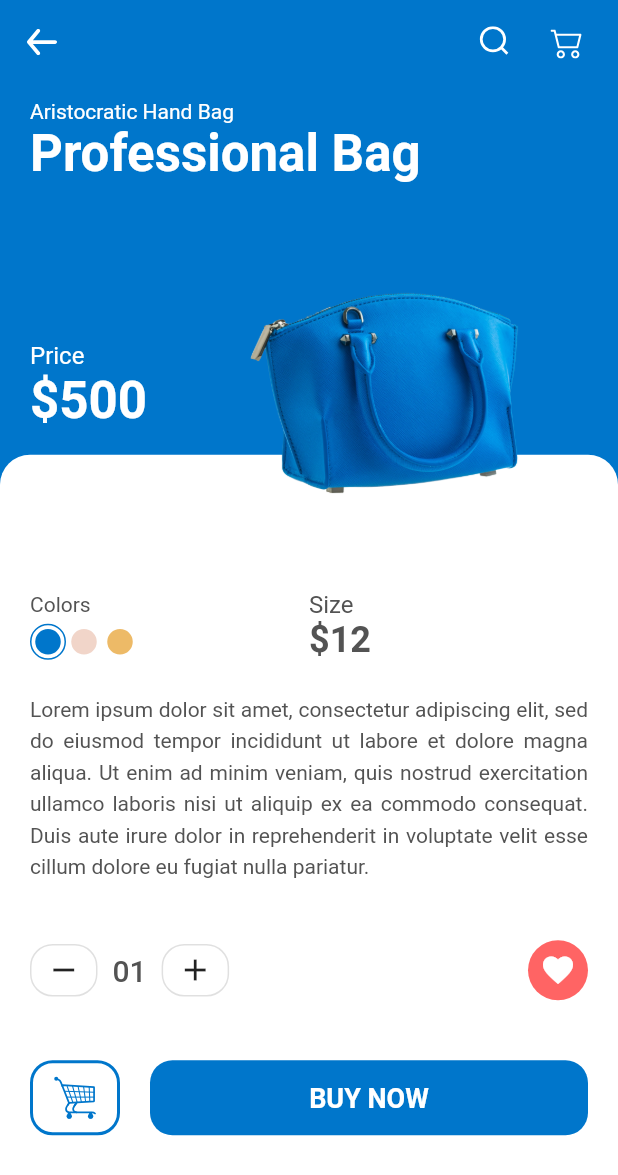
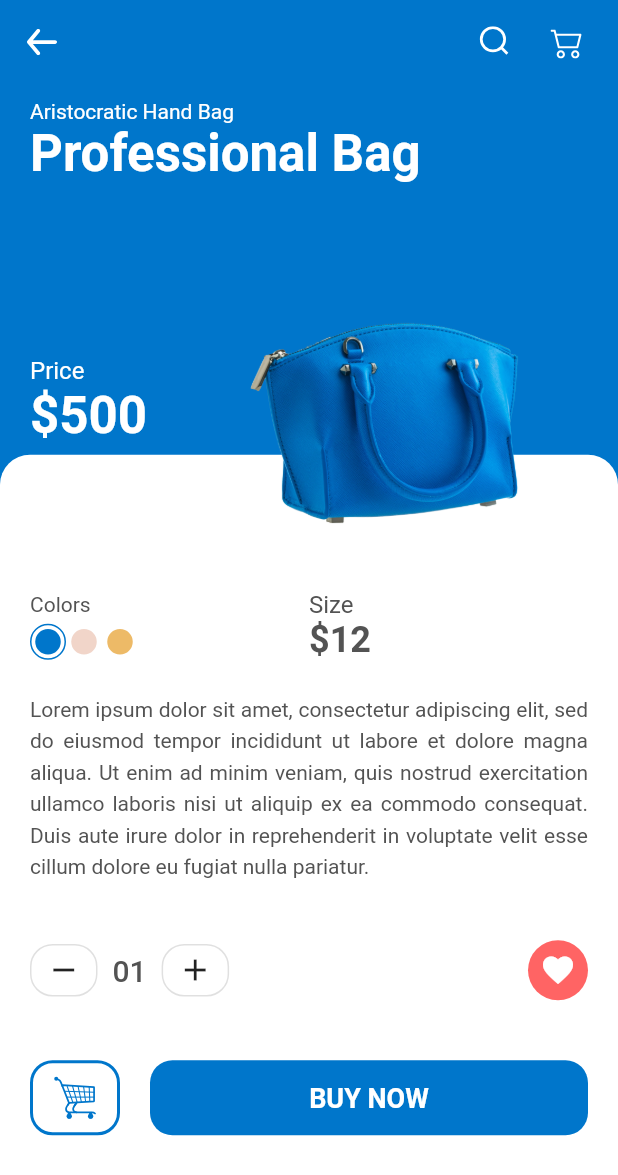
Before and after one commit to avnitambaliya31/Grocery_store, a Flutter app: the screen it shows after launch, after a tap on "Professional Bag", on a phone screen of 412 x 824 dp. Shown: the top 1175 px of the screen. Run offline on Flutter 3.47's test engine with Material 2 defaults, Android fonts, the phone set to English and light mode, and no system bars; our stand-ins replace flutter_svg.

Commit message:
Update detail_page.dart

```diff
--- a/lib/home_page/detail_page.dart
+++ b/lib/home_page/detail_page.dart
@@ -73,11 +73,14 @@ class _DetailPageState extends State<DetailPage> {
                             Expanded(
                               child: Hero(
                                 tag: "${widget.products!.id}",
-                                child: Image.asset(
-                                  widget.products!.image!,
-                                  fit: BoxFit.contain,
-                                  height: 240,
-                                  // width: 150,
+                                child: Padding(
+                                  padding: const EdgeInsets.only(top: 20.0),
+                                  child: Image.asset(
+                                    widget.products!.image!,
+                                    fit: BoxFit.contain,
+                                    height: 240,
+                                    // width: 150,
+                                  ),
                                 ),
                               ),
                             )
```
